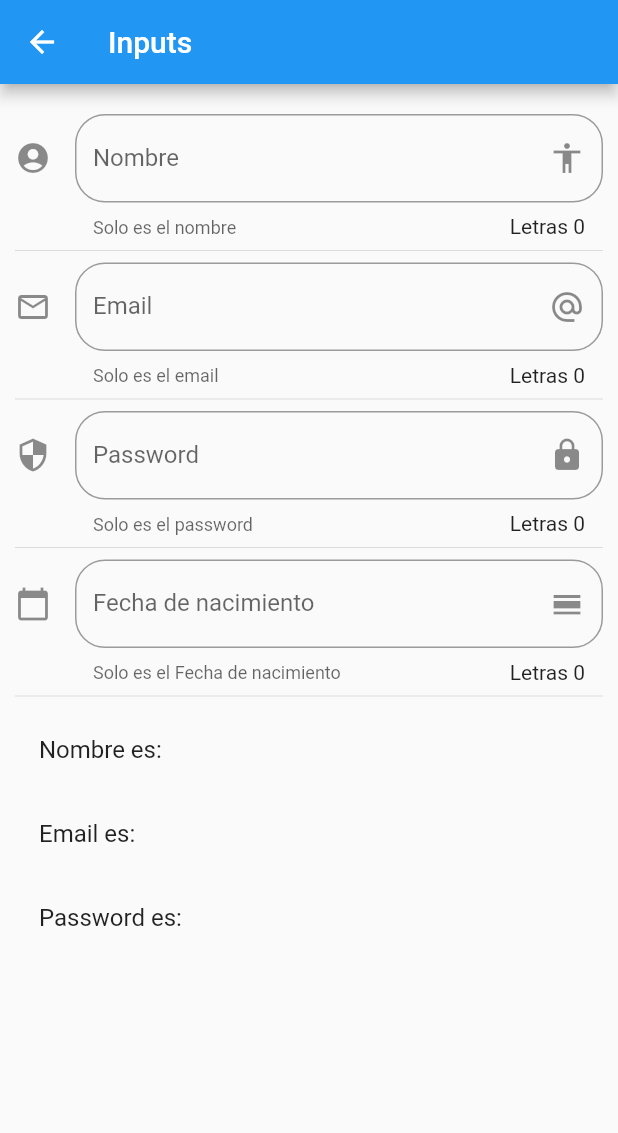
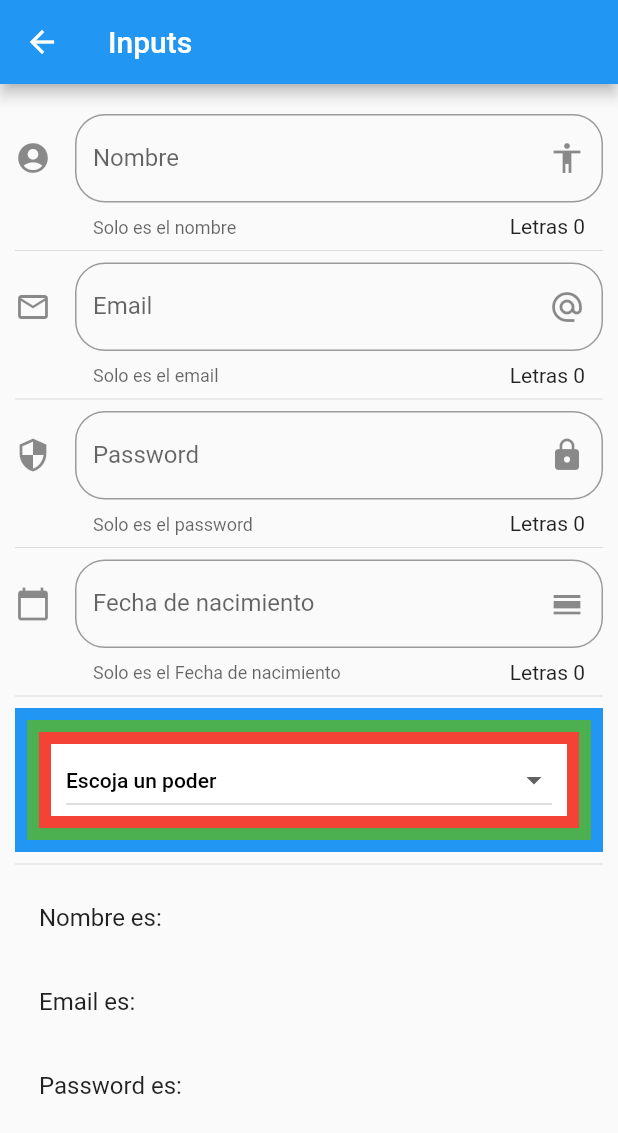
Before and after one commit to kevinjoe2/flutter_componentes, a Flutter app: the InputPage screen opened by its route, on a phone screen of 412 x 824 dp. Shown: the top 1133 px of the screen. Run offline on Flutter 3.47's test engine with Material 2 defaults, Android fonts, the phone set to English and light mode, and no system bars.

Commit message:
Fin de la seccion

```diff
--- a/lib/src/pages/home_page.dart
+++ b/lib/src/pages/home_page.dart
@@ -9,7 +9,7 @@ class HomePage extends StatelessWidget {
   Widget build(BuildContext context) {
     return Scaffold(
       appBar: AppBar(
-        title: Text("Componentes Temp"),
+        title: Text("Componentes"),
       ),
       body: _lista(context),
     );
--- a/lib/src/pages/input_page.dart
+++ b/lib/src/pages/input_page.dart
@@ -8,11 +8,19 @@ class InputPage extends StatefulWidget {
 }
 
 class _InputPageState extends State<InputPage> {
-
   String _nombrePersona = '';
   String _emailPersona = '';
   String _pwdPersona = '';
   String _fechaPersona = '';
+  String? _poderSeleccionado;
+
+  List<String> _poderes = [
+    "Escoja un poder",
+    'Volar',
+    'Rayos X',
+    'Super Aliento',
+    'Super Fuerza'
+  ];
 
   TextEditingController _textEditController = TextEditingController();
 
@@ -35,6 +43,8 @@ class _InputPageState extends State<InputPage> {
           _crearPwd(),
           Divider(),
           _crearFecha(context),
+          Divider(),
+          _crearDropdown(),
           Divider(),
           _crearPersona(),
         ],
@@ -63,16 +73,13 @@ class _InputPageState extends State<InputPage> {
       // autofocus: true,
       textCapitalization: TextCapitalization.words,
       decoration: InputDecoration(
-        border: OutlineInputBorder(
-          borderRadius: BorderRadius.circular(20.0)
-        ),
+          border: OutlineInputBorder(borderRadius: BorderRadius.circular(20.0)),
           counter: Text("Letras ${_nombrePersona.length}"),
           hintText: "Nombre de persona",
           labelText: "Nombre",
           helperText: "Solo es el nombre",
-        suffixIcon: Icon( Icons.accessibility ),
-        icon: Icon( Icons.account_circle )
-      ),
+          suffixIcon: Icon(Icons.accessibility),
+          icon: Icon(Icons.account_circle)),
       onChanged: (valor) {
         setState(() {
           _nombrePersona = valor;
@@ -86,16 +93,13 @@ class _InputPageState extends State<InputPage> {
       // autofocus: true,
       keyboardType: TextInputType.emailAddress,
       decoration: InputDecoration(
-        border: OutlineInputBorder(
-          borderRadius: BorderRadius.circular(20.0)
-        ),
+          border: OutlineInputBorder(borderRadius: BorderRadius.circular(20.0)),
           counter: Text("Letras ${_emailPersona.length}"),
           hintText: "Email de persona",
           labelText: "Email",
           helperText: "Solo es el email",
-        suffixIcon: Icon( Icons.alternate_email_sharp),
-        icon: Icon( Icons.email_outlined )
-      ),
+          suffixIcon: Icon(Icons.alternate_email_sharp),
+          icon: Icon(Icons.email_outlined)),
       onChanged: (valor) {
         setState(() {
           _emailPersona = valor;
@@ -110,16 +114,13 @@ class _InputPageState extends State<InputPage> {
       keyboardType: TextInputType.visiblePassword,
       obscureText: true,
       decoration: InputDecoration(
-        border: OutlineInputBorder(
-          borderRadius: BorderRadius.circular(20.0)
-        ),
+          border: OutlineInputBorder(borderRadius: BorderRadius.circular(20.0)),
           counter: Text("Letras ${_pwdPersona.length}"),
           hintText: "Password de persona",
           labelText: "Password",
           helperText: "Solo es el password",
-        suffixIcon: Icon( Icons.lock),
-        icon: Icon( Icons.security )
-      ),
+          suffixIcon: Icon(Icons.lock),
+          icon: Icon(Icons.security)),
       onChanged: (valor) {
         setState(() {
           _pwdPersona = valor;
@@ -129,44 +130,91 @@ class _InputPageState extends State<InputPage> {
   }
 
   Widget _crearFecha(BuildContext context) {
-
     return TextField(
       // autofocus: true,
       textCapitalization: TextCapitalization.words,
       controller: _textEditController,
       decoration: InputDecoration(
-        border: OutlineInputBorder(
-          borderRadius: BorderRadius.circular(20.0)
-        ),
+          border: OutlineInputBorder(borderRadius: BorderRadius.circular(20.0)),
           counter: Text("Letras ${_fechaPersona.length}"),
           hintText: "Fecha de nacimiento persona",
           labelText: "Fecha de nacimiento",
           helperText: "Solo es el Fecha de nacimiento",
-        suffixIcon: Icon( Icons.calendar_view_day ),
-        icon: Icon( Icons.calendar_today )
-      ),
+          suffixIcon: Icon(Icons.calendar_view_day),
+          icon: Icon(Icons.calendar_today)),
       onTap: () {
         FocusScope.of(context).requestFocus(FocusNode());
         _selectFecha(context);
       },
-
     );
   }
 
-  void _selectFecha(BuildContext context) async {
+  _selectFecha(BuildContext context) async {
     DateTime? picked = await showDatePicker(
         context: context,
         initialDate: DateTime.now(),
         firstDate: DateTime(2018),
         lastDate: DateTime(2025),
-      locale: Locale('es','ES')
-    );
+        locale: Locale('es', 'ES'));
 
-    if ( picked != null ) {
+    if (picked != null) {
       setState(() {
         _fechaPersona = picked.toString();
         _textEditController.text = _fechaPersona;
       });
     }
   }
+
+  Widget _crearDropdown() {
+    return Container(
+      padding: EdgeInsets.symmetric(horizontal: 10.0),
+      decoration: ShapeDecoration(
+        color: Colors.white,
+        shape: Border.all(
+              color: Colors.red,
+              width: 8.0,
+            ) +
+            Border.all(
+              color: Colors.green,
+              width: 8.0,
+            ) +
+            Border.all(
+              color: Colors.blue,
+              width: 8.0,
+            ),
+      ),
+      child: DropdownButton(
+        borderRadius: BorderRadius.circular(10.0),
+        items: _getOpcionesDropdown(),
+        value: _poderSeleccionado,
+        style: TextStyle(color: Colors.black),
+        isExpanded: true,
+        hint: Text(
+          "Escoja un poder",
+          style: TextStyle(
+              color: Colors.black, fontSize: 14, fontWeight: FontWeight.w500),
+        ),
+        onChanged: (opt) {
+          if (opt != null) {
+            setState(() {
+              _poderSeleccionado = opt as String;
+            });
           }
+        },
+      ),
+    );
+  }
+
+  List<DropdownMenuItem<String>> _getOpcionesDropdown() {
+    List<DropdownMenuItem<String>> lista = [];
+
+    for (var poder in _poderes) {
+      lista.add(DropdownMenuItem(
+        child: Text(poder),
+        value: poder,
+      ));
+    }
+
+    return lista;
+  }
+}
--- a/lib/src/routes/routes.dart
+++ b/lib/src/routes/routes.dart
@@ -6,6 +6,8 @@ import 'package:flutter_componentes/src/pages/avatar_page.dart';
 import 'package:flutter_componentes/src/pages/card_pages.dart';
 import 'package:flutter_componentes/src/pages/home_page.dart';
 import 'package:flutter_componentes/src/pages/input_page.dart';
+import 'package:flutter_componentes/src/pages/listview_page.dart';
+import 'package:flutter_componentes/src/pages/slider_page.dart';
 
 Map<String, WidgetBuilder> getApplicationRoutes() {
   return <String, WidgetBuilder>{
@@ -15,5 +17,7 @@ Map<String, WidgetBuilder> getApplicationRoutes() {
     'card': (context) => CardPage(),
     'animatedContainer': (context) => AnimatedContainerPage(),
     'inputs': (context) => InputPage(),
+    'slider': (context) => SliderPage(),
+    'list': (context) => ListaPage(),
   };
 }
--- a/lib/src/utils/icono_string_util.dart
+++ b/lib/src/utils/icono_string_util.dart
@@ -6,6 +6,8 @@ final _icons = <String,IconData> {
   'folder_open'     : Icons.folder_open,
   'donut_large'     : Icons.donut_large,
   'input'           : Icons.settings_input_component,
+  'tune'            : Icons.tune,
+  'list'            : Icons.list,
 };
 
 Icon getIcon( String nombreIcono ) {
```
Also changed, not shown: data/menu_opts.json (+10 -0 lines), lib/src/pages/listview_page.dart (added, +145 -0 lines), lib/src/pages/slider_page.dart (added, +70 -0 lines). Lines whose indentation alone changed are shown as unchanged.
